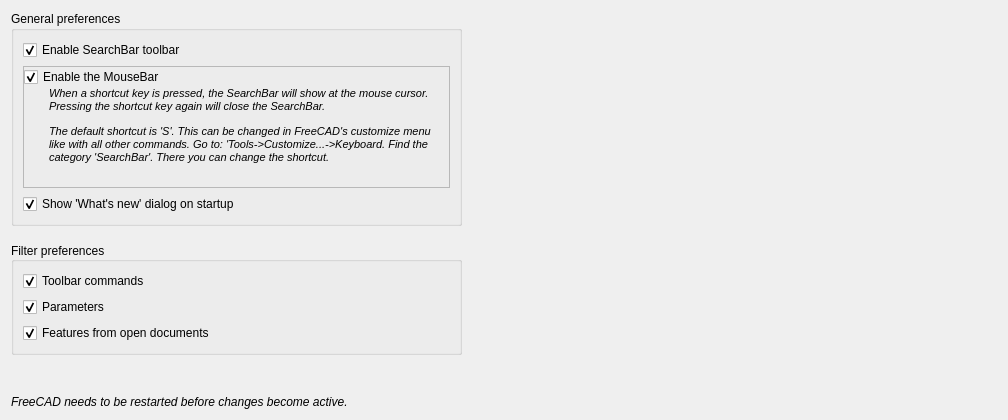
The window that Resources/ui/PreferencesUI_SearchBar.ui (APEbbers/SearchBar) describes before a commit, drawn with Qt 5.
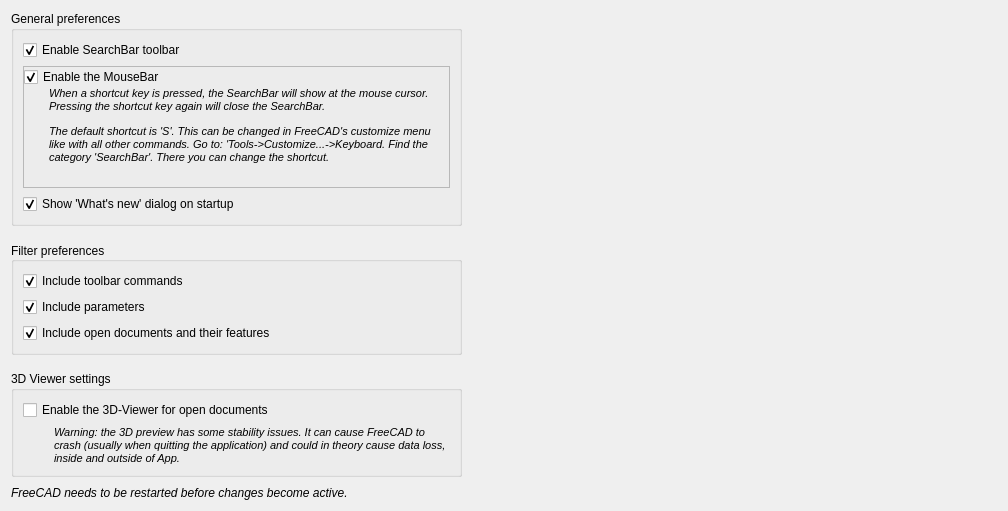
The same window after the commit. Icons and pictures are not drawn. Custom widgets are drawn as their Qt base class.

Commit message: test with thumbnail when 3D viewer is disabled

```diff
--- a/Resources/ui/PreferencesUI_SearchBar.ui
+++ b/Resources/ui/PreferencesUI_SearchBar.ui
@@ -7,7 +7,7 @@
     <x>0</x>
     <y>0</y>
     <width>1008</width>
-    <height>420</height>
+    <height>511</height>
    </rect>
   </property>
   <property name="windowTitle">
@@ -18,7 +18,7 @@
     <normaloff>:/Resources/Icons/preferences-searchbar.svg</normaloff>:/Resources/Icons/preferences-searchbar.svg</iconset>
   </property>
   <layout class="QGridLayout" name="gridLayout_4">
-   <item row="4" column="0">
+   <item row="6" column="0">
     <widget class="QLabel" name="label_2">
      <property name="font">
       <font>
@@ -30,47 +30,56 @@
      </property>
     </widget>
    </item>
-   <item row="0" column="1">
-    <spacer name="horizontalSpacer_2">
-     <property name="orientation">
-      <enum>Qt::Orientation::Horizontal</enum>
+   <item row="4" column="0">
+    <widget class="QGroupBox" name="groupBox_2">
+     <property name="title">
+      <string>3D Viewer settings</string>
      </property>
-     <property name="sizeHint" stdset="0">
-      <size>
-       <width>40</width>
-       <height>20</height>
-      </size>
-     </property>
-    </spacer>
-   </item>
-   <item row="3" column="0">
-    <spacer name="verticalSpacer">
-     <property name="orientation">
-      <enum>Qt::Orientation::Vertical</enum>
-     </property>
-     <property name="sizeHint" stdset="0">
-      <size>
-       <width>20</width>
-       <height>40</height>
-      </size>
-     </property>
-    </spacer>
-   </item>
-   <item row="1" column="0">
-    <spacer name="verticalSpacer_2">
-     <property name="orientation">
-      <enum>Qt::Orientation::Vertical</enum>
-     </property>
-     <property name="sizeType">
-      <enum>QSizePolicy::Policy::Fixed</enum>
-     </property>
-     <property name="sizeHint" stdset="0">
-      <size>
-       <width>20</width>
-       <height>10</height>
-      </size>
-     </property>
-    </spacer>
+     <layout class="QGridLayout" name="gridLayout_5">
+      <item row="1" column="1">
+       <widget class="QLabel" name="label_3">
+        <property name="text">
+         <string>&lt;html&gt;&lt;head/&gt;&lt;body&gt;&lt;p&gt;&lt;span style=&quot; font-size:8pt; font-style:italic;&quot;&gt;Warning: the 3D preview has some stability issues. It can cause FreeCAD to crash (usually when quitting the application) and could in theory cause data loss, inside and outside of App.&lt;/span&gt;&lt;/p&gt;&lt;/body&gt;&lt;/html&gt;</string>
+        </property>
+        <property name="wordWrap">
+         <bool>true</bool>
+        </property>
+       </widget>
+      </item>
+      <item row="1" column="0">
+       <spacer name="horizontalSpacer_3">
+        <property name="orientation">
+         <enum>Qt::Orientation::Horizontal</enum>
+        </property>
+        <property name="sizeType">
+         <enum>QSizePolicy::Policy::Fixed</enum>
+        </property>
+        <property name="sizeHint" stdset="0">
+         <size>
+          <width>25</width>
+          <height>20</height>
+         </size>
+        </property>
+       </spacer>
+      </item>
+      <item row="0" column="0" colspan="2">
+       <widget class="Gui::PrefCheckBox" name="Enable3DViewer">
+        <property name="text">
+         <string>Enable the 3D-Viewer for open documents</string>
+        </property>
+        <property name="checked">
+         <bool>false</bool>
+        </property>
+        <property name="prefEntry" stdset="0">
+         <cstring>PreviewEnabled</cstring>
+        </property>
+        <property name="prefPath" stdset="0">
+         <cstring>Mod/SearchBar</cstring>
+        </property>
+       </widget>
+      </item>
+     </layout>
+    </widget>
    </item>
    <item row="2" column="0">
     <widget class="QGroupBox" name="FilterBox">
@@ -84,7 +93,7 @@
       <item row="0" column="0">
        <widget class="Gui::PrefCheckBox" name="checkBox">
         <property name="text">
-         <string>Toolbar commands</string>
+         <string>Include toolbar commands</string>
         </property>
         <property name="checked">
          <bool>true</bool>
@@ -100,7 +109,7 @@
       <item row="2" column="0">
        <widget class="Gui::PrefCheckBox" name="checkBox_3">
         <property name="text">
-         <string>Features from open documents</string>
+         <string>Include open documents and their features</string>
         </property>
         <property name="checked">
          <bool>true</bool>
@@ -116,7 +125,7 @@
       <item row="1" column="0">
        <widget class="Gui::PrefCheckBox" name="checkBox_2">
         <property name="text">
-         <string>Parameters</string>
+         <string>Include parameters</string>
         </property>
         <property name="checked">
          <bool>true</bool>
@@ -132,8 +141,50 @@
      </layout>
     </widget>
    </item>
+   <item row="5" column="0">
+    <spacer name="verticalSpacer">
+     <property name="orientation">
+      <enum>Qt::Orientation::Vertical</enum>
+     </property>
+     <property name="sizeHint" stdset="0">
+      <size>
+       <width>20</width>
+       <height>40</height>
+      </size>
+     </property>
+    </spacer>
+   </item>
+   <item row="1" column="0">
+    <spacer name="verticalSpacer_2">
+     <property name="orientation">
+      <enum>Qt::Orientation::Vertical</enum>
+     </property>
+     <property name="sizeType">
+      <enum>QSizePolicy::Policy::Fixed</enum>
+     </property>
+     <property name="sizeHint" stdset="0">
+      <size>
+       <width>20</width>
+       <height>10</height>
+      </size>
+     </property>
+    </spacer>
+   </item>
+   <item row="0" column="1">
+    <spacer name="horizontalSpacer_2">
+     <property name="orientation">
+      <enum>Qt::Orientation::Horizontal</enum>
+     </property>
+     <property name="sizeHint" stdset="0">
+      <size>
+       <width>40</width>
+       <height>20</height>
+      </size>
+     </property>
+    </spacer>
+   </item>
    <item row="0" column="0">
-    <widget class="QGroupBox" name="">
+    <widget class="QGroupBox" name="groupBox">
      <property name="title">
       <string>General preferences</string>
      </property>
@@ -254,6 +305,22 @@
      </layout>
     </widget>
    </item>
+   <item row="3" column="0">
+    <spacer name="verticalSpacer_3">
+     <property name="orientation">
+      <enum>Qt::Orientation::Vertical</enum>
+     </property>
+     <property name="sizeType">
+      <enum>QSizePolicy::Policy::Fixed</enum>
+     </property>
+     <property name="sizeHint" stdset="0">
+      <size>
+       <width>20</width>
+       <height>10</height>
+      </size>
+     </property>
+    </spacer>
+   </item>
   </layout>
  </widget>
  <customwidgets>
```
The commit also changes 2 other files.
